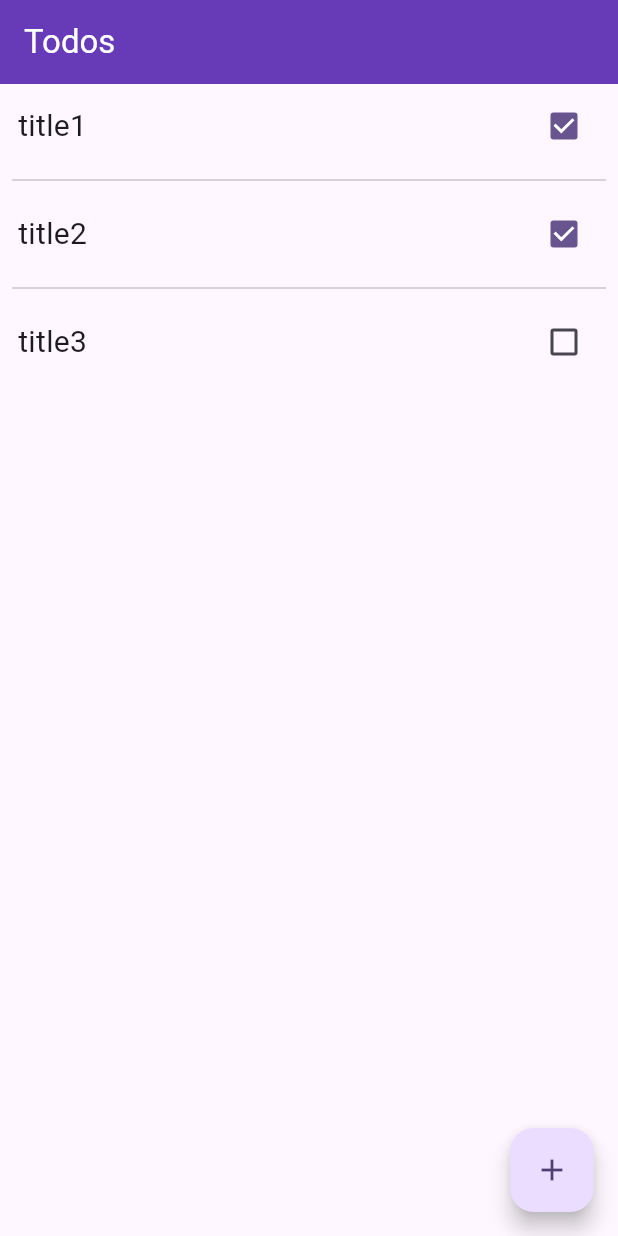
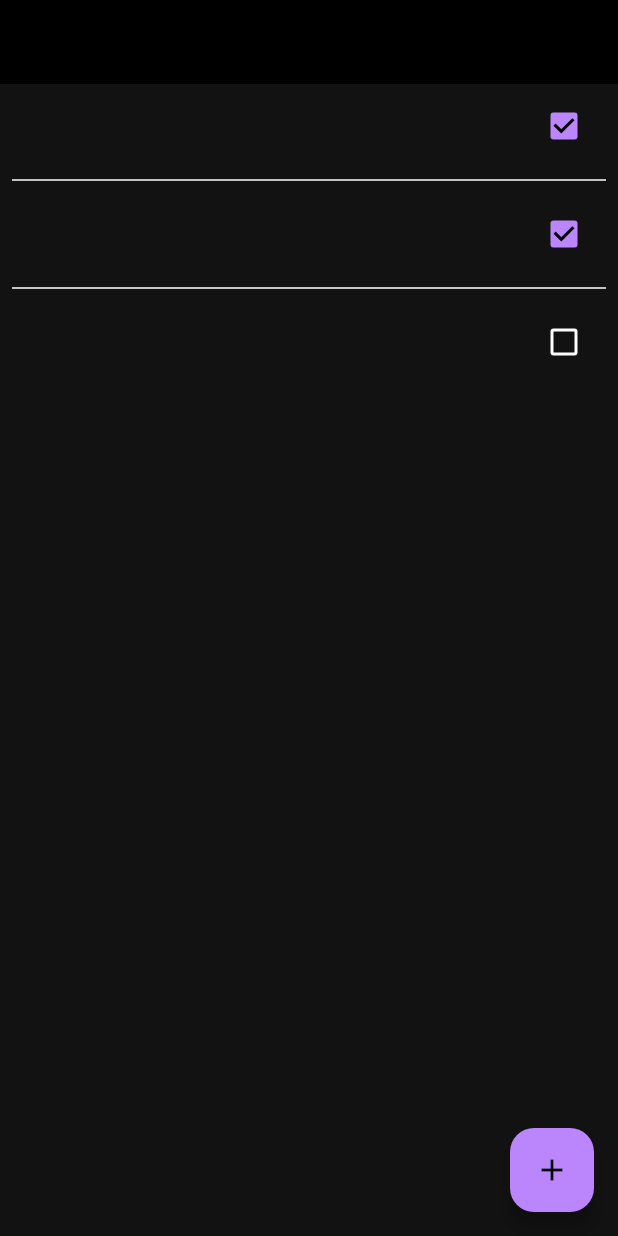
Before and after one commit to sauravkoduvalli/flutter-todo-provider, a Flutter app: the screen it shows after launch, on a phone screen of 412 x 824 dp. Run offline on Flutter 3.47's test engine with Material 3 defaults, Android fonts, the phone set to English and light mode, and no system bars.

Commit message:
few changes

```diff
--- a/lib/app.dart
+++ b/lib/app.dart
@@ -1,4 +1,6 @@
 import 'package:flutter/material.dart';
+import 'package:todo_provider/theme/dark_theme.dart';
+import 'package:todo_provider/theme/light_theme.dart';
 
 import 'screens/home_screen.dart';
 
@@ -10,14 +12,8 @@ class App extends StatelessWidget {
     return MaterialApp(
       title: 'Todo Provider',
       debugShowCheckedModeBanner: false,
-      theme: ThemeData(
-        colorScheme: ColorScheme.fromSeed(seedColor: Colors.deepPurple),
-        useMaterial3: true,
-        appBarTheme: const AppBarTheme(
-          backgroundColor: Colors.deepPurple,
-          foregroundColor: Colors.white,
-        ),
-      ),
+      theme: lightTheme,
+      darkTheme: darkTheme,
       home: HomeScreen(),
     );
   }
--- a/lib/screens/home_screen.dart
+++ b/lib/screens/home_screen.dart
@@ -17,9 +17,9 @@ class HomeScreen extends StatelessWidget {
   HomeScreen({Key? key}) : super(key: key);
 
   final List<Todo> todoList = [
-    Todo(title: "title1", readStatus: true),
-    Todo(title: "title2", readStatus: true),
-    Todo(title: "title3", readStatus: false),
+    const Todo(title: "title1", readStatus: true),
+    const Todo(title: "title2", readStatus: true),
+    const Todo(title: "title3", readStatus: false),
   ];
 
   @override
@@ -29,14 +29,6 @@ class HomeScreen extends StatelessWidget {
       body: ListView.separated(
         padding: const EdgeInsets.symmetric(horizontal: 8.0),
         itemBuilder: (context, index) {
-          bool readStatusFun() {
-            if (index % 2 == 0) {
-              return false;
-            } else {
-              return true;
-            }
-          }
-
           return TodoCard(
             title: todoList[index].title,
             readStatus: todoList[index].readStatus,
--- /dev/null
+++ b/lib/theme/dark_theme.dart
@@ -0,0 +1,6 @@
+import 'package:flutter/material.dart';
+
+final darkTheme = ThemeData(
+  brightness: Brightness.dark,
+
+);
--- /dev/null
+++ b/lib/theme/light_theme.dart
@@ -0,0 +1,13 @@
+import 'package:flutter/material.dart';
+
+final lightTheme = ThemeData(
+  brightness: Brightness.light,
+  colorScheme: ColorScheme.dark(
+    background: Colors.black
+  ),
+  useMaterial3: true,
+  appBarTheme: AppBarTheme(
+    backgroundColor: Colors.black,
+    foregroundColor: Colors.black,
+  ),
+);
```
Also changed, not shown: lib/main.dart (+8 -3 lines).
